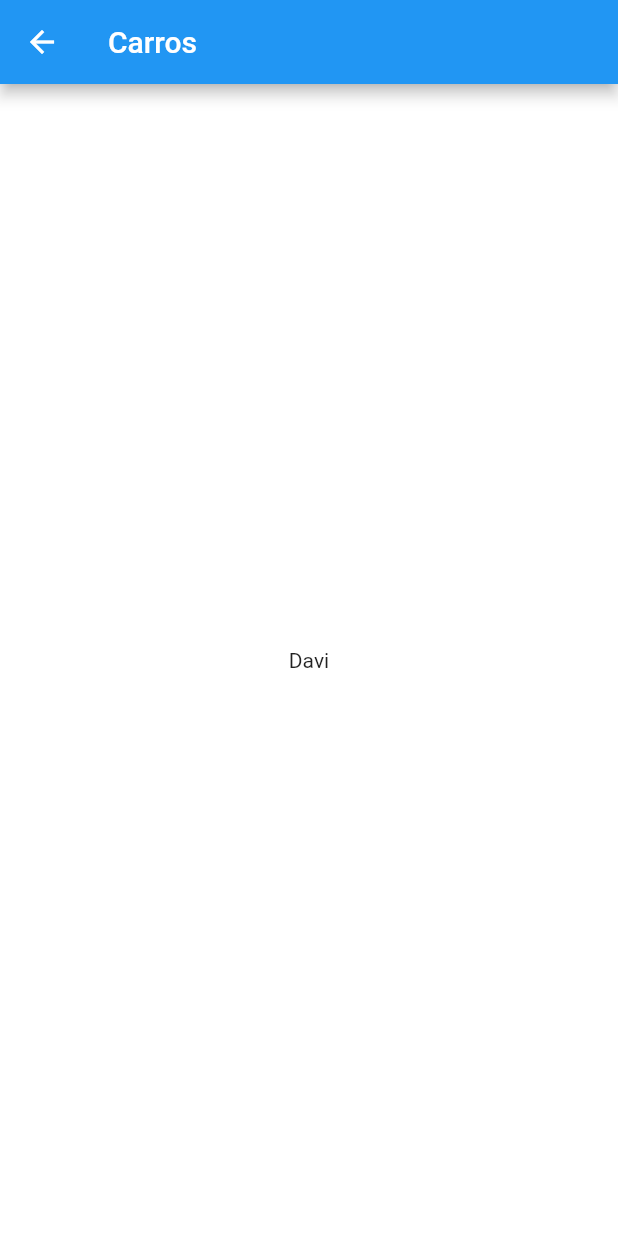
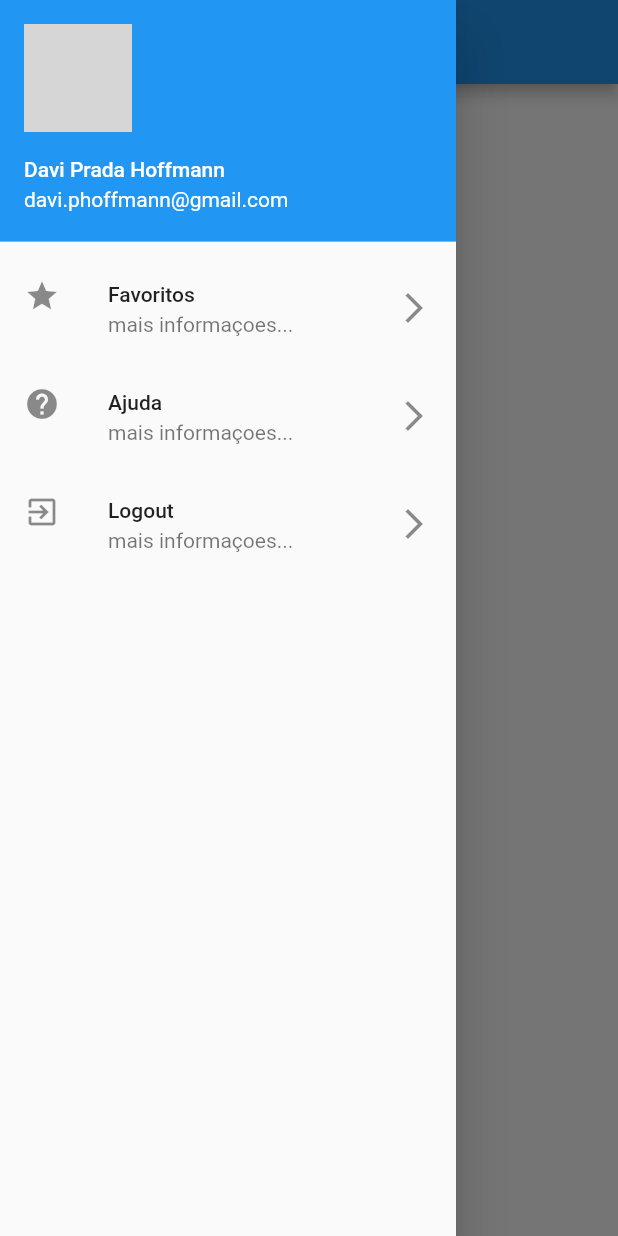
Before and after one commit to davihoffmann/app-carros-flutter, a Flutter app: the HomePage screen opened directly, with the side drawer open (before the commit the screen has no drawer), on a phone screen of 412 x 824 dp. Run offline on Flutter 3.47's test engine with Material 2 defaults, Android fonts, the phone set to English and light mode, and no system bars; network calls fail; grey boxes are pictures that could not be loaded.

Commit message:
criado menu drawer com funcao de logout do usuario

```diff
--- /dev/null
+++ b/lib/drawer_list.dart
@@ -0,0 +1,55 @@
+import 'package:carros/pages/login_page.dart';
+import 'package:carros/utils/nav.dart';
+import 'package:flutter/material.dart';
+
+class DrawerList extends StatelessWidget {
+  @override
+  Widget build(BuildContext context) {
+    return SafeArea(
+      child: Drawer(
+        child: ListView(
+          children: <Widget>[
+            UserAccountsDrawerHeader(
+              currentAccountPicture: CircleAvatar(
+                backgroundImage: NetworkImage(
+                    "https://avatars0.githubusercontent.com/u/5316112?s=460&u=99fadd40fba9d24786f9fc5682eeb267e3827350&v=4"),
+              ),
+              accountName: Text("Davi Prada Hoffmann"),
+              accountEmail: Text("davi.phoffmann@gmail.com"),
+            ),
+            ListTile(
+              leading: Icon(Icons.star),
+              title: Text('Favoritos'),
+              subtitle: Text('mais informaçoes...'),
+              trailing: Icon(Icons.arrow_forward_ios),
+              onTap: () {
+                Navigator.pop(context);
+              },
+            ),
+            ListTile(
+              leading: Icon(Icons.help),
+              title: Text('Ajuda'),
+              subtitle: Text('mais informaçoes...'),
+              trailing: Icon(Icons.arrow_forward_ios),
+              onTap: () {
+                Navigator.pop(context);
+              },
+            ),
+            ListTile(
+              leading: Icon(Icons.exit_to_app),
+              title: Text('Logout'),
+              subtitle: Text('mais informaçoes...'),
+              trailing: Icon(Icons.arrow_forward_ios),
+              onTap: () => _onClickLogout(context),
+            )
+          ],
+        ),
+      ),
+    );
+  }
+
+  _onClickLogout(BuildContext context) {
+    Navigator.pop(context);
+    push(context, LoginPage(), replace: true);
+  }
+}
--- a/lib/pages/home_page.dart
+++ b/lib/pages/home_page.dart
@@ -1,3 +1,4 @@
+import 'package:carros/drawer_list.dart';
 import 'package:flutter/material.dart';
 
 class HomePage extends StatelessWidget {
@@ -8,6 +9,7 @@ class HomePage extends StatelessWidget {
         title: Text('Carros'),
       ),
       body: _body(),
+      drawer: DrawerList(),
     );
   }
 
```
